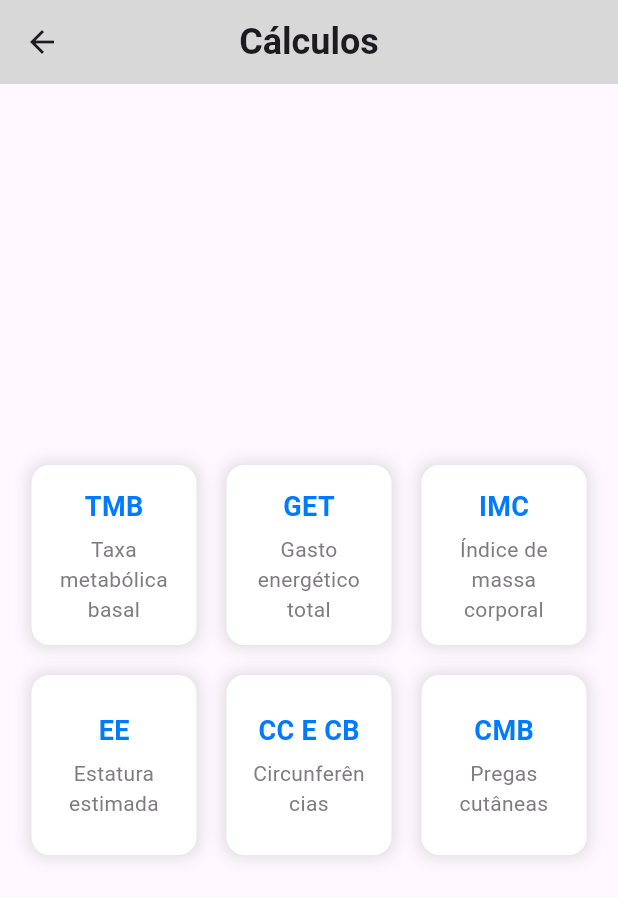
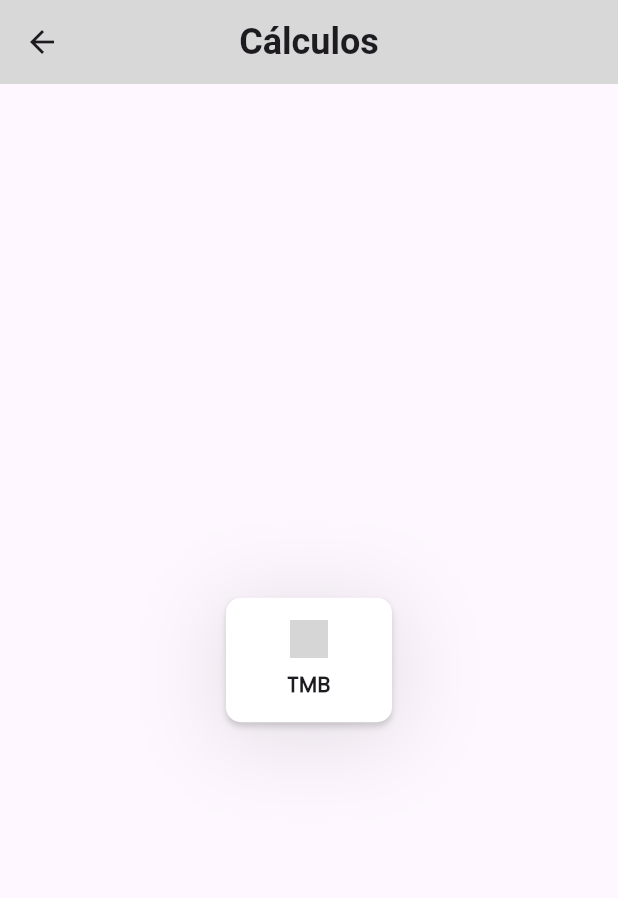
Before and after one commit to NutriClin/nutriclin, a Flutter app: the HomePage screen opened by its route, after a tap on "Cálculos", on a phone screen of 412 x 824 dp. Shown: the top 898 px of the screen. Run offline on Flutter 3.47's test engine with Material 3 defaults, Android fonts, the phone set to English and light mode, and no system bars; our stand-ins replace firebase_core, flutter_svg; accounts and stored records are empty; grey boxes are pictures that could not be loaded.

Commit message:
feat: componentizacao

```diff
--- a/nutri_app/lib/calculos.dart
+++ b/nutri_app/lib/calculos.dart
@@ -1,5 +1,5 @@
 import 'package:flutter/material.dart';
-import '../components/custom_box.dart';
+import 'package:nutri_app/components/custom_box.dart';
 import '../components/custom_header.dart';
 import 'tmb.dart';
 
@@ -18,32 +18,26 @@ class CalculosPage extends StatelessWidget {
             Row(
               mainAxisAlignment: MainAxisAlignment.center,
               children: [
-                Flexible(
-                  child: GestureDetector(
+                CustomBox(
+                  text: 'TMB',
+                  imagePath: 'assets/imagens/tmb.png',
                   onTap: () {
                     Navigator.push(
                       context,
                       MaterialPageRoute(builder: (context) => const TMBPage()),
                     );
                   },
-                    child: const CustomBox(title: 'TMB', description: 'Taxa metabólica basal'),
                 ),
-                ),
-                const SizedBox(width: 10),
-                const Flexible(child: CustomBox(title: 'GET', description: 'Gasto energético total')),
-                const SizedBox(width: 10),
-                const Flexible(child: CustomBox(title: 'IMC', description: 'Índice de massa corporal')),
-              ],
-            ),
-            const SizedBox(height: 20),
-            const Row(
-              mainAxisAlignment: MainAxisAlignment.center,
-              children: [
-                Flexible(child: CustomBox(title: 'EE', description: 'Estatura estimada')),
-                SizedBox(width: 10),
-                Flexible(child: CustomBox(title: 'CC E CB', description: 'Circunferências')),
-                SizedBox(width: 10),
-                Flexible(child: CustomBox(title: 'CMB', description: 'Pregas cutâneas')),
+                // const SizedBox(width: 10),
+                // const CustomBox(
+                //   text: 'GET',
+                //   imagePath: 'assets/imagens/get.png', onTap: () {  },
+                // ),
+                // const SizedBox(width: 10),
+                // const CustomBox(
+                //   text: 'IMC',
+                //   imagePath: 'assets/imagens/imc.png', onTap: () {  },
+                // ),
               ],
             ),
           ],
--- a/nutri_app/lib/components/custom_box.dart
+++ b/nutri_app/lib/components/custom_box.dart
@@ -1,52 +1,89 @@
 import 'package:flutter/material.dart';
+import 'package:flutter_svg/flutter_svg.dart';
 
 class CustomBox extends StatelessWidget {
-  final String title;
-  final String description;
+  final String text;
+  final String imagePath;
+  final VoidCallback onTap;
 
   const CustomBox({
     super.key,
-    required this.title,
-    required this.description,
+    required this.text,
+    required this.imagePath,
+    required this.onTap,
   });
 
   @override
   Widget build(BuildContext context) {
-    return Expanded(
-      child: Container(
-        height: 120,
+    double screenWidth = MediaQuery.of(context).size.width;
+    double cardWidth = (screenWidth - 80) / 3;
+
+    return Material(
+      color: Colors.transparent,
+      borderRadius: BorderRadius.circular(12),
+      child: InkWell(
+        onTap: onTap,
+        splashColor: Colors.grey.withOpacity(1),
+        highlightColor: Colors.grey.withOpacity(0.1),
+        borderRadius: BorderRadius.circular(10),
+        child: Stack(
+          clipBehavior: Clip.none,
+          children: [
+            Positioned.fill(
+              child: DecoratedBox(
+                decoration: BoxDecoration(
+                  color: Colors.transparent,
+                  boxShadow: [
+                    BoxShadow(
+                      color: Colors.black.withOpacity(0.1),
+                      blurRadius: 3,
+                      spreadRadius: -3,
+                    ),
+                  ],
+                ),
+              ),
+            ),
+            Container(
+              width: cardWidth,
               padding: const EdgeInsets.all(15),
-        margin: const EdgeInsets.symmetric(horizontal: 5),
               decoration: BoxDecoration(
                 color: Colors.white,
-          borderRadius: BorderRadius.circular(12),
+                borderRadius: BorderRadius.circular(10),
                 boxShadow: [
                   BoxShadow(
-              color: Colors.grey.withOpacity(0.3),
-              blurRadius: 8,
-              spreadRadius: 2,
+                    color: Colors.black.withOpacity(0.1),
+                    blurRadius: 50,
+                    offset: const Offset(0, 8),
+                    spreadRadius: 5,
+                  ),
+                  BoxShadow(
+                    color: Colors.black.withOpacity(0.15),
+                    blurRadius: 3,
+                    offset: const Offset(0, 3),
                   ),
                 ],
               ),
               child: Column(
+                mainAxisSize: MainAxisSize.min,
                 mainAxisAlignment: MainAxisAlignment.center,
-          crossAxisAlignment: CrossAxisAlignment.center,
                 children: [
+                  SvgPicture.asset(
+                    imagePath,
+                    width: 25,
+                    height: 25,
+                    fit: BoxFit.contain,
+                  ),
+                  const SizedBox(height: 8),
                   Text(
-              title,
-              style: const TextStyle(
-                fontSize: 18,
-                fontWeight: FontWeight.bold,
-                color: Color(0xFF007AFF),
-              ),
-            ),
-            const SizedBox(height: 5),
-            Text(
-              description,
+                    text,
                     textAlign: TextAlign.center,
                     style: const TextStyle(
                       fontSize: 14,
-                color: Color(0xFF7F7C7F),
+                      fontWeight: FontWeight.bold,
+                      fontFamily: 'Poppins',
+                    ),
+                  ),
+                ],
               ),
             ),
           ],
--- a/nutri_app/lib/home.dart
+++ b/nutri_app/lib/home.dart
@@ -1,5 +1,6 @@
 import 'package:flutter/material.dart';
-import 'calculos.dart';
+import 'package:nutri_app/components/custom_box.dart';
+import 'package:nutri_app/calculos.dart';
 import 'components/custom_appbar.dart';
 
 class HomePage extends StatelessWidget {
@@ -8,35 +9,54 @@ class HomePage extends StatelessWidget {
   @override
   Widget build(BuildContext context) {
     return Scaffold(
-      appBar: const CustomAppBar(
-        title: 'Home',
-      ),
+      appBar: const CustomAppBar(title: 'Home'),
       body: Center(
         child: Padding(
           padding: const EdgeInsets.symmetric(horizontal: 20),
           child: Row(
             mainAxisAlignment: MainAxisAlignment.center,
             children: [
-              _buildButton(
-                  context, 'Cálculos', 'assets/imagens/calculos.png', true),
+              CustomBox(
+                text: 'Cálculos',
+                imagePath: 'assets/imagens/calculadora.svg',
+                onTap: () {
+                  print("Clicou no box Cálculos");
+                  Navigator.push(
+                    context,
+                    MaterialPageRoute(
+                        builder: (context) => const CalculosPage()),
+                  );
+                },
+              ),
               const SizedBox(width: 20),
-              _buildButton(context, 'Atendimento',
-                  'assets/imagens/atendimentos.png', false),
+              CustomBox(
+                text: 'Atendimento',
+                imagePath: 'assets/imagens/stethoscope.svg',
+                onTap: () {
+                  print("Clicou no box Atendimento");
+                },
+              ),
               const SizedBox(width: 20),
               Stack(
                 children: [
-                  _buildButton(context, 'Relatórios',
-                      'assets/imagens/relatorios.png', false),
+                  CustomBox(
+                    text: 'Relatórios',
+                    imagePath: 'assets/imagens/relatorios.svg',
+
+                    onTap: () {
+                      print("Clicou no box Relatórios");
+                    },
+                  ),
                   Positioned(
                     right: 5,
                     top: 5,
                     child: Container(
                       padding: const EdgeInsets.all(5),
-                      decoration: BoxDecoration(
+                      decoration: const BoxDecoration(
                         color: Colors.blue,
                         shape: BoxShape.circle,
                       ),
-                      child: Text(
+                      child: const Text(
                         '1',
                         style: TextStyle(
                           color: Colors.white,
@@ -54,43 +74,4 @@ class HomePage extends StatelessWidget {
       ),
     );
   }
-
-  Widget _buildButton(
-      BuildContext context, String text, String imagePath, bool isClickable) {
-    return GestureDetector(
-      onTap: isClickable
-          ? () {
-              Navigator.push(
-                context,
-                MaterialPageRoute(builder: (context) => const CalculosPage()),
-              );
-            }
-          : null,
-      child: Container(
-        padding: const EdgeInsets.all(15),
-        decoration: BoxDecoration(
-          color: Colors.white,
-          borderRadius: BorderRadius.circular(12),
-          boxShadow: [
-            BoxShadow(
-              color: Colors.grey.withOpacity(0.3),
-              blurRadius: 8,
-              spreadRadius: 2,
-            ),
-          ],
-        ),
-        child: Column(
-          mainAxisSize: MainAxisSize.min,
-          children: [
-            Image.asset(imagePath, width: 50, height: 50),
-            const SizedBox(height: 8),
-            Text(
-              text,
-              style: const TextStyle(fontSize: 16, fontWeight: FontWeight.bold),
-            ),
-          ],
-        ),
-      ),
-    );
-  }
 }
```
Also changed, not shown: nutri_app/pubspec.yaml (+5 -4 lines), nutri_app/assets/imagens/atendimentos.svg (added), nutri_app/assets/imagens/calculadora.svg (added), nutri_app/assets/imagens/calculos.svg (added), nutri_app/assets/imagens/campologo.png (deleted), nutri_app/assets/imagens/relatorios.svg (added), nutri_app/assets/imagens/stethoscope.svg (added). Lines whose indentation alone changed are shown as unchanged.
